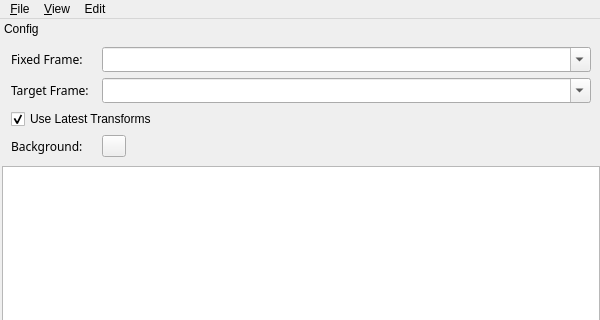
Before: the Qt Designer form mapviz/src/mapviz.ui in Eurecat/mapviz, drawn with Qt 5; both pictures show x 0 to 600 and y 0 to 320 of the 600 by 600 pixel window.
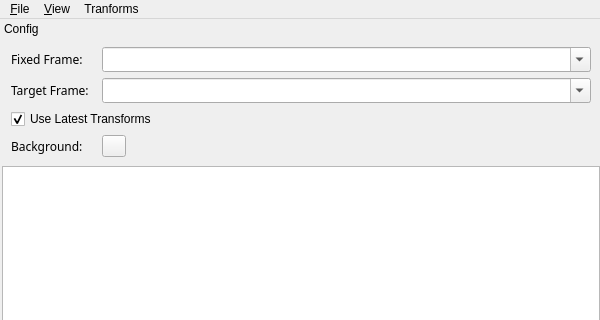
After: the same form once the commit is applied. Custom widgets are drawn as their Qt base class.

What changed in the file:
```diff
--- a/mapviz/src/mapviz.ui
+++ b/mapviz/src/mapviz.ui
@@ -64,7 +64,7 @@
    </widget>
    <widget class="QMenu" name="menuEdit">
     <property name="title">
-     <string>Edit</string>
+     <string>Tranforms</string>
     </property>
     <addaction name="actionSet_local_xy_origin"/>
    </widget>
```
Left out of the diff: 6 changed lines with no effect on the pictures.
